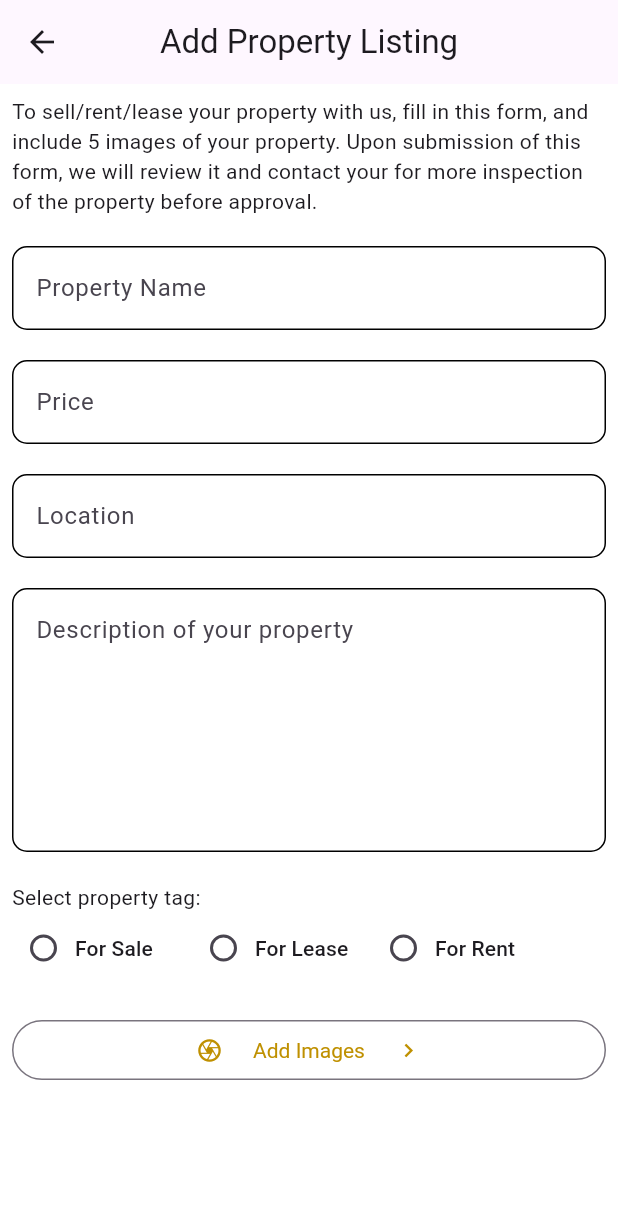
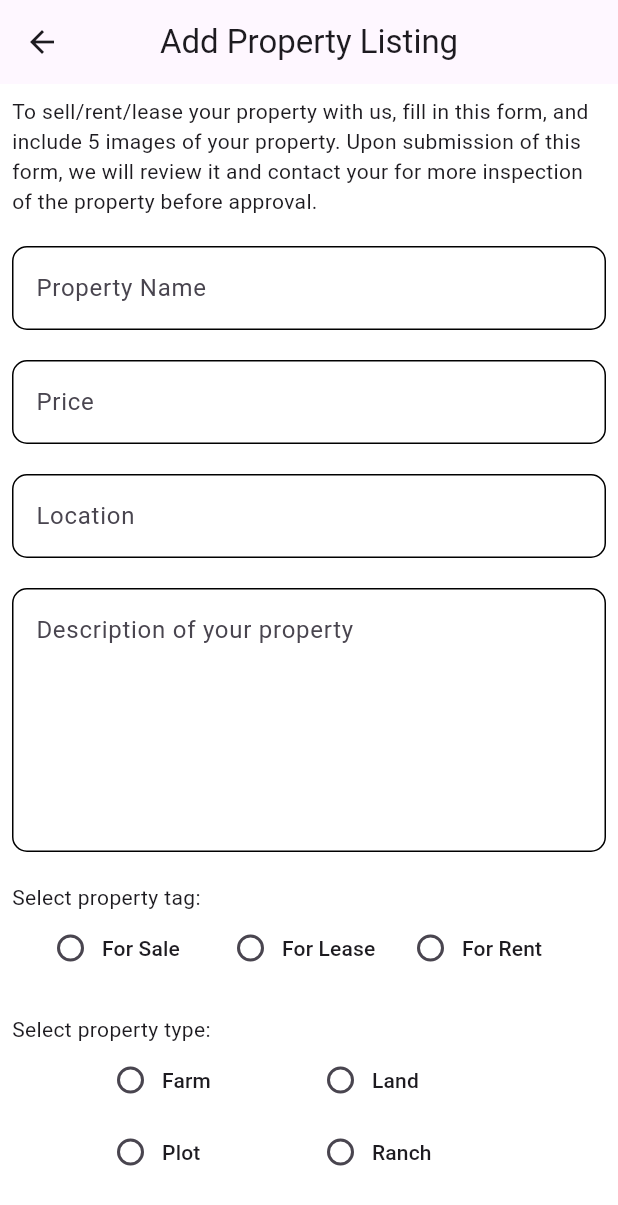
Before and after one commit to SamuelWakoli/heureux_properties, a Flutter app: the AddListingPage screen opened directly, on a phone screen of 412 x 824 dp. Shown: the top 1205 px of the screen. Run offline on Flutter 3.47's test engine with Material 2 defaults, Android fonts, the phone set to English and light mode, and no system bars; our stand-ins replace cached_network_image, cloud_firestore, easy_dynamic_theme, firebase_auth, firebase_core, firebase_storage and 3 more; missing offline and left inert: firebase_ui_auth, firebase_ui_oauth_google; accounts and stored records are empty; generated files the repository leaves out were written again; network calls fail.

Commit message:
minor changes

```diff
--- a/lib/app_theming.dart
+++ b/lib/app_theming.dart
@@ -1,7 +1,7 @@
 import 'package:flutter/material.dart';
 
 var myPrimaryColor = const Color(0xFFBF9000);
-var myPrimaryColoryDark = const Color(0xFFFFC000);
+var myPrimaryColorDark = const Color(0xFFFFC000);
 
 var lightThemeData = ThemeData(
   primaryColor: myPrimaryColor,
@@ -49,28 +49,28 @@ var darkThemeData = ThemeData(
   primaryColor: const Color(0xFFBF9000),
   useMaterial3: true,
   brightness: Brightness.dark,
-  indicatorColor: myPrimaryColoryDark,
+  indicatorColor: myPrimaryColorDark,
   visualDensity: VisualDensity.adaptivePlatformDensity,
   cardTheme: CardTheme(
     elevation: 8,
-    shadowColor: myPrimaryColoryDark,
-    surfaceTintColor: myPrimaryColoryDark,
+    shadowColor: myPrimaryColorDark,
+    surfaceTintColor: myPrimaryColorDark,
   ),
   inputDecorationTheme: InputDecorationTheme(
     border: OutlineInputBorder(
         borderRadius: BorderRadius.circular(8),
-        borderSide: BorderSide(color: myPrimaryColoryDark)),
+        borderSide: BorderSide(color: myPrimaryColorDark)),
   ),
-  drawerTheme: DrawerThemeData(surfaceTintColor: myPrimaryColoryDark),
-  popupMenuTheme: PopupMenuThemeData(surfaceTintColor: myPrimaryColoryDark),
-  dialogTheme: DialogTheme(surfaceTintColor: myPrimaryColoryDark),
+  drawerTheme: DrawerThemeData(surfaceTintColor: myPrimaryColorDark),
+  popupMenuTheme: PopupMenuThemeData(surfaceTintColor: myPrimaryColorDark),
+  dialogTheme: DialogTheme(surfaceTintColor: myPrimaryColorDark),
   elevatedButtonTheme: ElevatedButtonThemeData(
     style: ButtonStyle(
       surfaceTintColor: MaterialStateProperty.resolveWith((states) {
-        return myPrimaryColoryDark;
+        return myPrimaryColorDark;
       }),
       textStyle: MaterialStateProperty.resolveWith((states) {
-        return TextStyle(color: myPrimaryColoryDark);
+        return TextStyle(color: myPrimaryColorDark);
       }),
     ),
   ),
--- a/lib/pages/add_listing.dart
+++ b/lib/pages/add_listing.dart
@@ -22,7 +22,8 @@ class _AddListingPageState extends State<AddListingPage> {
       propertyLocation,
       propertyPrice,
       propertyDescription,
-      propertyTag;
+      propertyTag,
+      propertyType;
 
   bool loading = false;
 
@@ -150,6 +151,7 @@ class _AddListingPageState extends State<AddListingPage> {
               const SizedBox(height: 20),
               const Text("Select property tag:"),
               Wrap(
+                alignment: WrapAlignment.center,
                 children: [
                   SizedBox(
                     width: 120,
@@ -193,6 +195,65 @@ class _AddListingPageState extends State<AddListingPage> {
                 ],
               ),
               const SizedBox(height: 20),
+              const Text("Select property type:"),
+              Wrap(
+                alignment: WrapAlignment.center,
+                children: [
+                  SizedBox(
+                    width: 140,
+                    child: RadioMenuButton(
+                      value: "Farm",
+                      groupValue: propertyType,
+                      onChanged: (value) {
+                        setState(() {
+                          propertyType = value;
+                        });
+                      },
+                      child: const Text("Farm"),
+                    ),
+                  ),
+                  SizedBox(
+                    width: 140,
+                    child: RadioMenuButton(
+                      value: "Land",
+                      groupValue: propertyType,
+                      onChanged: (value) {
+                        setState(() {
+                          propertyType = value;
+                        });
+                      },
+                      child: const Text("Land"),
+                    ),
+                  ),
+                  SizedBox(
+                    width: 140,
+                    child: RadioMenuButton(
+                      value: "Plot",
+                      groupValue: propertyType,
+                      onChanged: (value) {
+                        setState(() {
+                          propertyType = value;
+                        });
+                      },
+                      child: const Text("Plot"),
+                    ),
+                  ),
+                  SizedBox(
+                    width: 140,
+                    child: RadioMenuButton(
+                      value: "Ranch",
+                      groupValue: propertyType,
+                      onChanged: (value) {
+                        setState(() {
+                          propertyType = value;
+                        });
+                      },
+                      child: const Text("Ranch"),
+                    ),
+                  ),
+                ],
+              ),
+              const SizedBox(height: 20),
               OutlinedButton(
                   onPressed: () async {
                     if (propertyTag == null) {
@@ -212,6 +273,7 @@ class _AddListingPageState extends State<AddListingPage> {
                         "location": propertyLocation,
                         "description": propertyDescription,
                         "tag": propertyTag,
+                        "type": propertyType,
                         "username": username,
                         "img 1 URL": "",
                         "img 2 URL": "",
```
